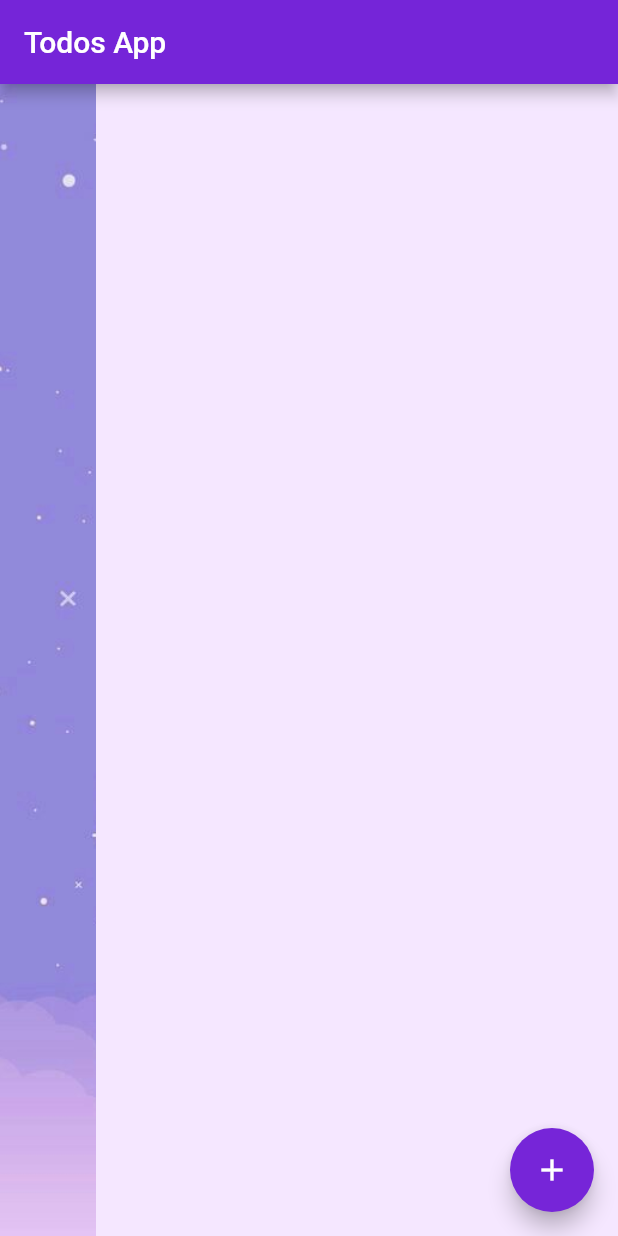
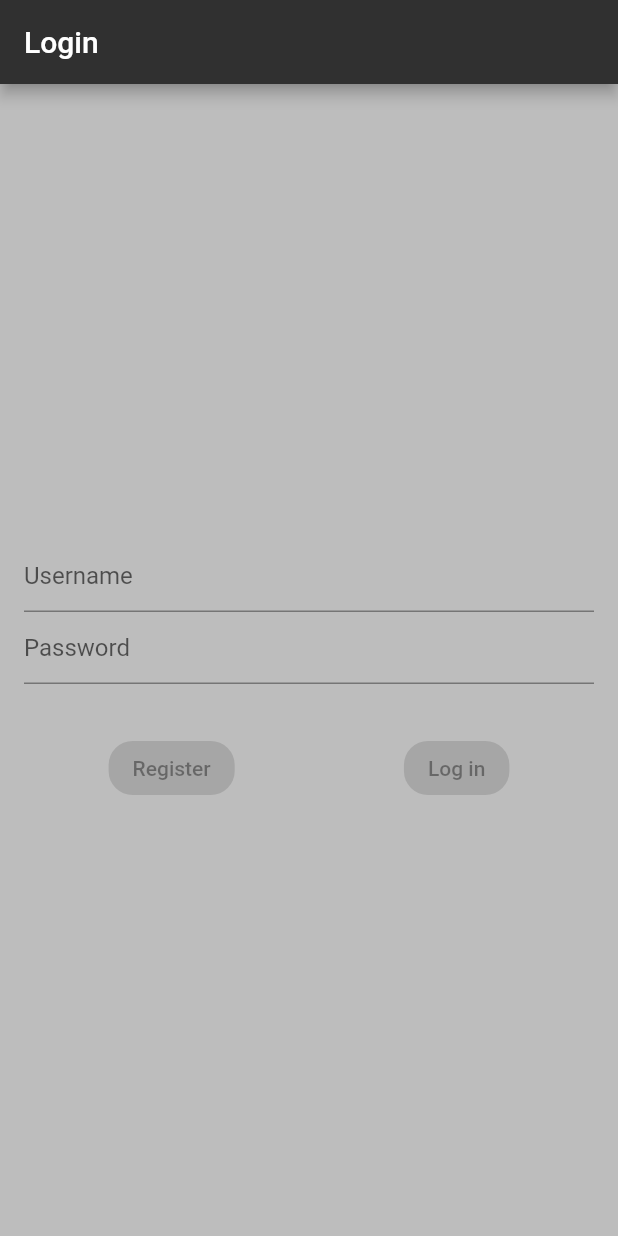
Before and after one commit to intelpadz10/11067_PADIGOS_KRYSTEL, a Flutter app: the screen it shows after launch, on a phone screen of 412 x 824 dp. Run offline on Flutter 3.47's test engine with Material 2 defaults, Android fonts, the phone set to English and light mode, and no system bars; our stand-ins replace hive_flutter; missing offline and left inert: simple_moment; accounts and stored records are empty.

Commit message:
Todo_Week_3

```diff
--- a/todo_app/lib/main.dart
+++ b/todo_app/lib/main.dart
@@ -1,7 +1,11 @@
 import 'package:flutter/material.dart';
-
+import 'package:hive_flutter/hive_flutter.dart';
 import 'src/app.dart';
 
 void main() async {
+  await Hive.initFlutter();
+  await Hive.openBox('todos');
+  await Hive.openBox('accounts');
+  WidgetsFlutterBinding.ensureInitialized();
   runApp(const MyApp());
 }
--- a/todo_app/lib/src/app.dart
+++ b/todo_app/lib/src/app.dart
@@ -1,5 +1,5 @@
 import 'package:flutter/material.dart';
-import 'package:todo_app/src/screens/todos/todo_screen.dart';
+import 'package:todo_app/src/screens/login/auth_screen.dart';
 
 class MyApp extends StatelessWidget {
   const MyApp({
@@ -8,9 +8,9 @@ class MyApp extends StatelessWidget {
 
   @override
   Widget build(BuildContext context) {
-    return const MaterialApp(
+    return MaterialApp(
       debugShowCheckedModeBanner: false,
-      home: TodoScreen(),
+      home: Wrapper(),
     );
   }
 }
--- /dev/null
+++ b/todo_app/lib/src/screens/login/auth_controller.dart
@@ -0,0 +1,64 @@
+import 'package:flutter/material.dart';
+import 'package:hive_flutter/hive_flutter.dart';
+import 'package:todo_app/src/screens/login/user_model.dart';
+
+class AuthController with ChangeNotifier {
+  final Box accountsCache = Hive.box('accounts');
+  User? currentUser;
+  List<User> users = [];
+  AuthController() {
+    List result = accountsCache.get('users', defaultValue: []);
+    print(result);
+    for (var entry in result) {
+      print(entry);
+      users.add(User.fromJson(Map<String, dynamic>.from(entry)));
+    }
+    notifyListeners();
+  }
+
+  String register(String username, String password) {
+    if (userExists(username) != null) {
+      return 'Error: the username is already taken';
+    } else {
+      users.add(User(username: username, password: password));
+      saveDataToCache();
+      return "User Successfully registered";
+    }
+  }
+
+  bool login(String username, String password) {
+    User? userSearchResult = userExists(username);
+    if (userSearchResult != null) {
+      bool result = userSearchResult.login(username, password);
+      if (result) {
+        currentUser = userSearchResult;
+        notifyListeners();
+      }
+      return result;
+    } else {
+      return false;
+    }
+  }
+
+  logout() {
+    currentUser = null;
+    notifyListeners();
+  }
+
+  User? userExists(String username) {
+    for (User user in users) {
+      if (user.exists(username)) return user;
+    }
+    return null;
+  }
+
+  saveDataToCache() {
+    List<Map<String, dynamic>> dataToStore = [];
+    for (User user in users) {
+      dataToStore.add(user.toJson());
+    }
+    print(dataToStore);
+    accountsCache.put('users', dataToStore);
+    notifyListeners();
+  }
+}
--- /dev/null
+++ b/todo_app/lib/src/screens/login/auth_screen.dart
@@ -0,0 +1,154 @@
+import 'package:flutter/material.dart';
+import 'package:todo_app/src/screens/login/auth_controller.dart';
+import 'package:todo_app/src/screens/todos/todo_screen.dart';
+
+class Wrapper extends StatelessWidget {
+  Wrapper({Key? key}) : super(key: key);
+  final AuthController _authController = AuthController();
+  @override
+  Widget build(BuildContext context) {
+    return AnimatedBuilder(
+        animation: _authController,
+        builder: (context, Widget? w) {
+          if (_authController.currentUser == null) {
+            return AuthScreen(_authController);
+          } else {
+            return TodoScreen(_authController);
+          }
+        });
+  }
+}
+
+class AuthScreen extends StatefulWidget {
+  final AuthController auth;
+  const AuthScreen(
+    this.auth, {
+    Key? key,
+  }) : super(key: key);
+
+  @override
+  State<AuthScreen> createState() => _AuthScreenState();
+}
+
+class _AuthScreenState extends State<AuthScreen> {
+  final _formKey = GlobalKey<FormState>();
+  final TextEditingController _unCon = TextEditingController(),
+      _passCon = TextEditingController();
+  String prompts = '';
+  AuthController get _auth => widget.auth;
+  @override
+  Widget build(BuildContext context) {
+    return Scaffold(
+      appBar: AppBar(
+        title: const Text('Login'),
+        backgroundColor: const Color(0xFF303030),
+      ),
+      backgroundColor: Colors.grey[400],
+      body: SafeArea(
+        child: Center(
+          child: SingleChildScrollView(
+            child: Container(
+              padding: const EdgeInsets.all(16),
+              child: Form(
+                key: _formKey,
+                onChanged: () {
+                  _formKey.currentState?.validate();
+                  if (mounted) {
+                    setState(() {});
+                  }
+                },
+                child: Column(
+                  mainAxisSize: MainAxisSize.min,
+                  children: [
+                    Padding(
+                      padding: const EdgeInsets.all(16),
+                      child: Text(prompts),
+                    ),
+                    TextFormField(
+                      decoration: const InputDecoration(hintText: 'Username'),
+                      controller: _unCon,
+                      validator: (value) {
+                        if (value == null || value.isEmpty) {
+                          return 'Please enter your username';
+                        }
+                        return null;
+                      },
+                    ),
+                    TextFormField(
+                      obscureText: true,
+                      decoration: const InputDecoration(
+                        hintText: 'Password',
+                      ),
+                      controller: _passCon,
+                      validator: (value) {
+                        if (value == null || value.isEmpty) {
+                          return 'Please enter your password';
+                        }
+                        return null;
+                      },
+                    ),
+                    Flexible(
+                      child: Padding(
+                        padding: const EdgeInsets.symmetric(vertical: 32),
+                        child: Row(
+                          mainAxisAlignment: MainAxisAlignment.spaceAround,
+                          children: [
+                            ElevatedButton(
+                              onPressed:
+                                  (_formKey.currentState?.validate() ?? false)
+                                      ? () {
+                                          String result = _auth.register(
+                                              _unCon.text, _passCon.text);
+                                          setState(() {
+                                            prompts = result;
+                                          });
+                                        }
+                                      : null,
+                              style: ElevatedButton.styleFrom(
+                                  shape: RoundedRectangleBorder(
+                                    borderRadius: BorderRadius.circular(16.0),
+                                  ),
+                                  primary: (_formKey.currentState?.validate() ??
+                                          false)
+                                      ? const Color(0xFF303030)
+                                      : Colors.grey),
+                              child: const Text('Register'),
+                            ),
+                            ElevatedButton(
+                              onPressed:
+                                  (_formKey.currentState?.validate() ?? false)
+                                      ? () {
+                                          bool result = _auth.login(
+                                              _unCon.text, _passCon.text);
+                                          if (!result) {
+                                            setState(() {
+                                              prompts =
+                                                  'Error logging in, username or password may be incorrect or the user has not been registered yet.';
+                                            });
+                                          }
+                                        }
+                                      : null,
+                              style: ElevatedButton.styleFrom(
+                                  shape: RoundedRectangleBorder(
+                                    borderRadius: BorderRadius.circular(16.0),
+                                  ),
+                                  primary: (_formKey.currentState?.validate() ??
+                                          false)
+                                      ? const Color(0xFF303030)
+                                      : Colors.grey),
+                              child: const Text('Log in'),
+                            ),
+                          ],
+                        ),
+                      ),
+                    )
+                  ],
+                ),
+              ),
+            ),
+          ),
+        ),
+      ),
+    );
+  }
+}
--- /dev/null
+++ b/todo_app/lib/src/screens/login/user_model.dart
@@ -0,0 +1,31 @@
+class User {
+ late String username;
+ late String password;
+  User({required this.username, required this.password});
+
+  User.fromJson(Map<String,dynamic> json){
+    username =json['username'];
+    password =json['password'];
+
+  }
+
+  bool exists(String _username) {
+    return username == _username;
+  }
+
+  bool login(String _username, String _password) {
+    if (username == _username && password == _password) {
+      return true;
+    } else {
+      return false;
+    }
+  }
+
+  Map<String,dynamic> toJson (){
+    return {
+      'username':username,
+      'password':password,
+    };
+  }
+
+}
--- a/todo_app/pubspec.yaml
+++ b/todo_app/pubspec.yaml
@@ -15,6 +15,8 @@ dependencies:
   flutter_localizations:
     sdk: flutter
   simple_moment: ^1.1.1
+  hive: ^2.1.0
+  hive_flutter: ^1.1.0
 
 dev_dependencies:
   flutter_test:
```
Also changed, not shown: todo_app/lib/src/controllers/todo_controller.dart (+23 -0 lines), todo_app/lib/src/screens/todos/todo_model.dart (+24 -3 lines), todo_app/lib/src/screens/todos/todo_screen.dart (+18 -4 lines).
